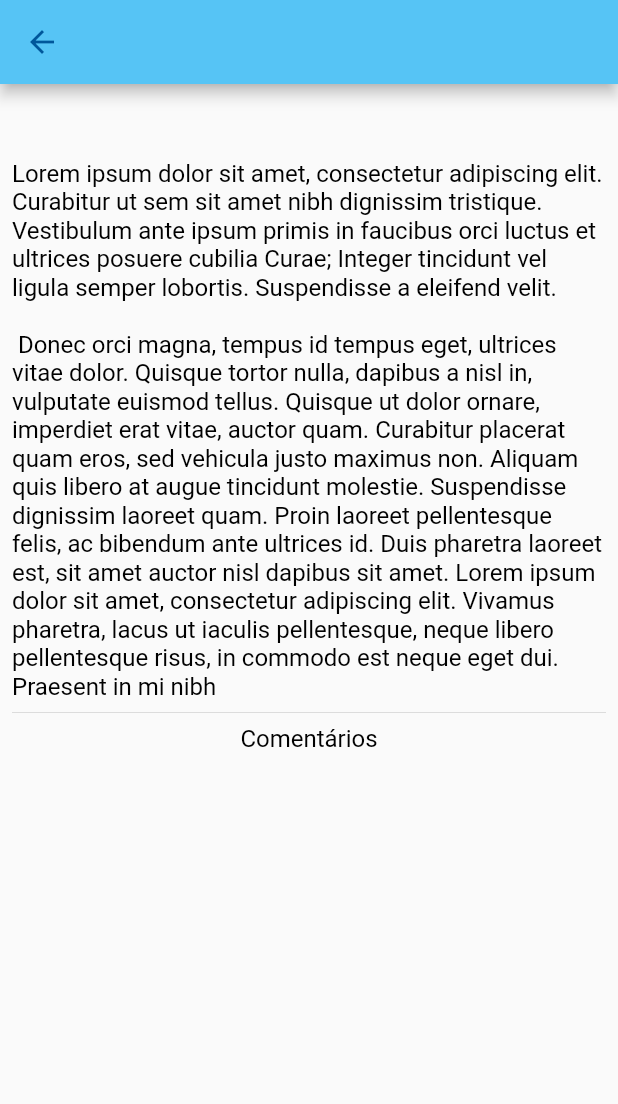
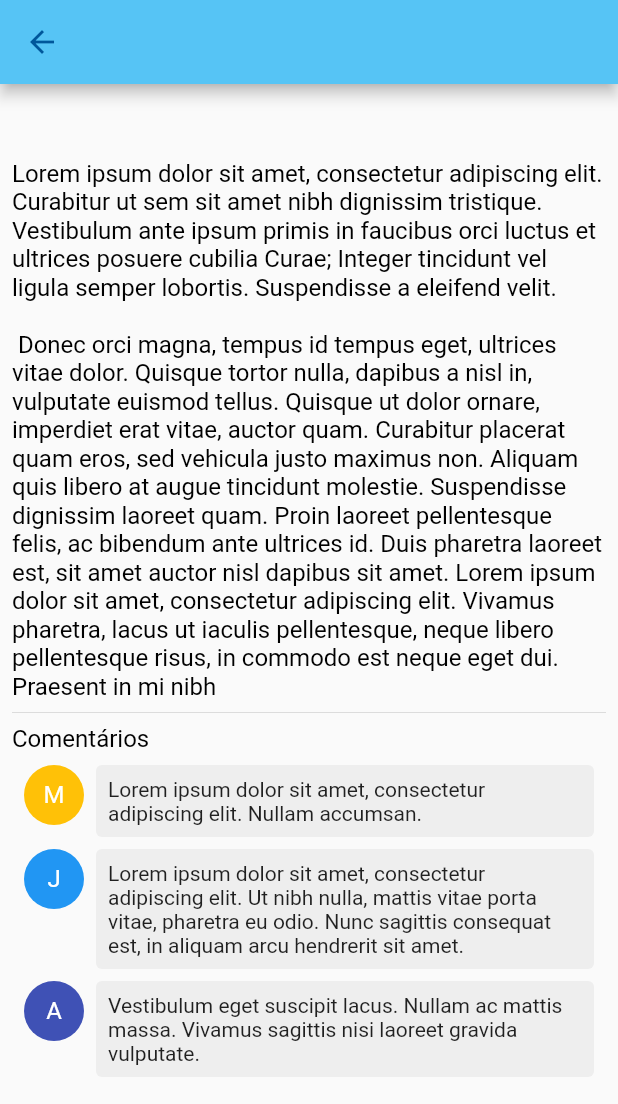
Before and after one commit to guilhermehrq/hackathon_flutter_2019, a Flutter app: the InfoCardChallenge screen opened directly with empty values, on a phone screen of 412 x 824 dp. Shown: the top 1104 px of the screen. Run offline on Flutter 3.47's test engine with Material 2 defaults, Android fonts, the phone set to English and light mode, and no system bars; our stand-ins replace bloc, equatable, firebase_auth, google_sign_in; accounts and stored records are empty.

```diff
--- /dev/null
+++ b/lib/services/auth/bloc/bloc.dart
@@ -0,0 +1,3 @@
+export 'auth_bloc.dart';
+export 'auth_event.dart';
+export 'auth_state.dart';
--- a/lib/ui/info_challenge.dart
+++ b/lib/ui/info_challenge.dart
@@ -1,5 +1,6 @@
 import 'dart:io';
 import 'package:flutter/material.dart';
+import 'package:hackathon_flutter_2019/ui/comments.dart';
 
 class InfoCardChallenge extends StatefulWidget {
   int _index;
@@ -36,7 +37,7 @@ class _InfoCardChallengeState extends State<InfoCardChallenge> {
       ),
       body: Container(
         padding: EdgeInsets.all(8.0),
-        child: Column(
+        child: ListView(
           children: <Widget>[
             Container(
               padding: EdgeInsets.only(top: 8.0, bottom: 8.0),
@@ -54,6 +55,24 @@ class _InfoCardChallengeState extends State<InfoCardChallenge> {
               'Comentários',
               style: TextStyle(fontSize: 16.0, color: Colors.black),
             ),
+            Container(
+        padding: EdgeInsets.all(8),
+              child: Column(
+        children: <Widget>[
+          Comments(
+              'Lorem ipsum dolor sit amet, consectetur adipiscing elit. Nullam accumsan.',
+              'M',
+              Colors.amber),
+          Comments(
+              'Lorem ipsum dolor sit amet, consectetur adipiscing elit. Ut nibh nulla, mattis vitae porta vitae, pharetra eu odio. Nunc sagittis consequat est, in aliquam arcu hendrerit sit amet.',
+              'J',
+              Colors.blue),
+          Comments(
+              'Vestibulum eget suscipit lacus. Nullam ac mattis massa. Vivamus sagittis nisi laoreet gravida vulputate.',
+              'A',
+              Colors.indigo),
+        ],
+      ),)
           ],
         ),
       ),
```
Also changed, not shown: lib/services/auth/auth.dart (added, +55 -0 lines), lib/services/auth/bloc/auth_bloc.dart (added, +14 -0 lines), lib/services/auth/bloc/auth_event.dart (added, +22 -0 lines), lib/services/auth/bloc/auth_state.dart (added, +26 -0 lines), assets/logo.png (added), flutter_01.png (added).
